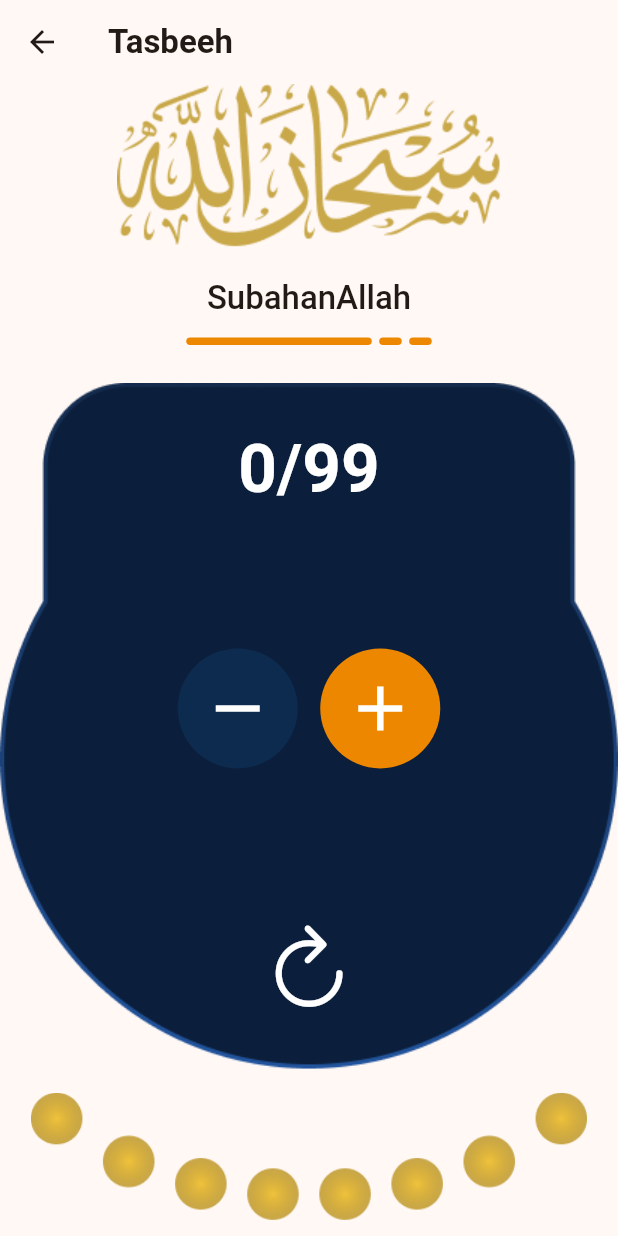
After one commit to IsmailHosenIsmailJames/mumin, a Flutter app: the TasbeehScreen screen opened by its route, on a phone screen of 412 x 824 dp. The commit adds this screen. Run offline on Flutter 3.47's test engine with Material 3 defaults, Android fonts, the phone set to English and light mode, and no system bars; our stand-ins replace gap, geolocator, get, webview_flutter.

Commit message:
tasbeeh_screen is complete

```diff
--- a/lib/main.dart
+++ b/lib/main.dart
@@ -4,6 +4,7 @@ import 'package:mumin/src/screens/about/about_page.dart';
 import 'package:mumin/src/screens/hajj/hajj_page.dart';
 import 'package:mumin/src/screens/home/home_page.dart';
 import 'package:mumin/src/screens/kalima/kalima_screen.dart';
+import 'package:mumin/src/screens/tasbeeh/tasbeeh_screen.dart';
 import 'package:mumin/src/theme/colors.dart';
 
 import 'src/screens/mosque_view/mosque_view.dart';
@@ -29,6 +30,7 @@ class MyApp extends StatelessWidget {
         GetPage(name: '/hajj', page: () => const HajjPage()),
         GetPage(name: '/kalima', page: () => const KalimaScreen()),
         GetPage(name: '/mosque', page: () => const MosqueScreen()),
+        GetPage(name: '/tasbeeh', page: () => const TasbeehScreen()),
       ],
       initialRoute: '/home',
       defaultTransition: Transition.leftToRight,
--- /dev/null
+++ b/lib/src/screens/tasbeeh/tasbeeh_screen.dart
@@ -0,0 +1,232 @@
+import 'package:flutter/cupertino.dart';
+import 'package:flutter/material.dart';
+import 'package:gap/gap.dart';
+import 'package:mumin/src/theme/colors.dart';
+import 'package:mumin/src/theme/shapes.dart';
+
+class AppColors {
+  static const Color bgColor = Color(0xFF007BFF);
+  static const Color blue = Color(0xFF0288D1);
+}
+
+class TasbeehScreen extends StatefulWidget {
+  const TasbeehScreen({super.key});
+
+  @override
+  TasbeehScreenState createState() => TasbeehScreenState();
+}
+
+class TasbeehScreenState extends State<TasbeehScreen> {
+  int tasbeehCount = 0;
+  int pageNumber = 0;
+  PageController pageController = PageController();
+
+  @override
+  Widget build(BuildContext context) {
+    return Scaffold(
+      appBar: AppBar(
+        elevation: 0,
+        title: const Text(
+          'Tasbeeh',
+          style: TextStyle(fontWeight: FontWeight.bold),
+        ),
+      ),
+      body: Column(
+        children: [
+          // Calligraphy Section
+          Center(
+            child: Image.asset(
+              'assets/images/calliography.png',
+              fit: BoxFit.contain,
+            ),
+          ),
+          const Gap(20),
+          SizedBox(
+            height: 30,
+            child: PageView(
+              controller: pageController,
+              onPageChanged: (value) {
+                setState(() {
+                  pageNumber = value;
+                });
+              },
+              children: [
+                Text(
+                  'SubahanAllah',
+                  style: Theme.of(
+                    context,
+                  ).textTheme.titleLarge?.copyWith(fontWeight: FontWeight.w500),
+                  textAlign: TextAlign.center,
+                ),
+                Text(
+                  'Allahu Akbar',
+                  style: Theme.of(
+                    context,
+                  ).textTheme.titleLarge?.copyWith(fontWeight: FontWeight.w500),
+                  textAlign: TextAlign.center,
+                ),
+                Text(
+                  'Alhamdulillah',
+                  style: Theme.of(
+                    context,
+                  ).textTheme.titleLarge?.copyWith(fontWeight: FontWeight.w500),
+                  textAlign: TextAlign.center,
+                ),
+              ],
+            ),
+          ),
+          const Gap(10),
+          Row(
+            mainAxisAlignment: MainAxisAlignment.center,
+            children: [
+              Container(
+                width:
+                    pageNumber == 0
+                        ? MediaQuery.of(context).size.width * 0.3
+                        : 15,
+                height: 5,
+                decoration: BoxDecoration(
+                  color: MyAppColors.primaryColor,
+                  borderRadius: MyAppShapes.borderRadius,
+                ),
+              ),
+              const SizedBox(width: 5),
+              Container(
+                width:
+                    pageNumber == 1
+                        ? MediaQuery.of(context).size.width * 0.3
+                        : 15,
+                height: 5,
+                decoration: BoxDecoration(
+                  color: MyAppColors.primaryColor,
+                  borderRadius: MyAppShapes.borderRadius,
+                ),
+              ),
+              const SizedBox(width: 5),
+              Container(
+                width:
+                    pageNumber == 2
+                        ? MediaQuery.of(context).size.width * 0.3
+                        : 15,
+                height: 5,
+                decoration: BoxDecoration(
+                  color: MyAppColors.primaryColor,
+                  borderRadius: MyAppShapes.borderRadius,
+                ),
+              ),
+            ],
+          ),
+          const Gap(10),
+
+          // Tasbeeh Section
+          Expanded(
+            child: Stack(
+              children: [
+                Image.asset(
+                  'assets/images/calculator_bg.png',
+                  fit: BoxFit.contain,
+                  height: double.infinity,
+                  width: double.infinity,
+                ),
+                Positioned.fill(
+                  child: Column(
+                    mainAxisAlignment: MainAxisAlignment.spaceAround,
+                    children: [
+                      RichText(
+                        text: TextSpan(
+                          style: Theme.of(context).textTheme.displayMedium
+                              ?.copyWith(fontWeight: FontWeight.w600),
+                          children: <TextSpan>[
+                            TextSpan(
+                              text: '$tasbeehCount',
+                              style: const TextStyle(color: Colors.white),
+                            ),
+                            const TextSpan(
+                              text: '/99',
+                              style: TextStyle(color: Colors.white),
+                            ),
+                          ],
+                        ),
+                      ),
+                      Row(
+                        mainAxisAlignment: MainAxisAlignment.center,
+                        children: [
+                          SizedBox(
+                            height: 80,
+                            width: 80,
+                            child: IconButton(
+                              style: IconButton.styleFrom(
+                                backgroundColor: Colors.blue.withValues(
+                                  alpha: 0.1,
+                                ),
+                              ),
+                              onPressed: () {
+                                setState(() {
+                                  if (tasbeehCount > 0) {
+                                    tasbeehCount--;
+                                  }
+                                });
+                              },
+                              icon: const Icon(
+                                Icons.remove,
+                                size: 50,
+                                color: Colors.white,
+                              ),
+                            ),
+                          ),
+                          const SizedBox(width: 15),
+                          SizedBox(
+                            height: 80,
+                            width: 80,
+                            child: IconButton(
+                              style: IconButton.styleFrom(
+                                backgroundColor: MyAppColors.primaryColor,
+                              ),
+                              onPressed: () {
+                                setState(() {
+                                  if (tasbeehCount < 99) {
+                                    tasbeehCount++;
+                                  }
+                                });
+                              },
+                              icon: const Icon(
+                                Icons.add,
+                                size: 50,
+                                color: Colors.white,
+                              ),
+                            ),
+                          ),
+                        ],
+                      ),
+                      IconButton(
+                        onPressed: () {
+                          setState(() {
+                            tasbeehCount = 0;
+                          });
+                        },
+                        icon: const Icon(
+                          CupertinoIcons.refresh,
+                          size: 60,
+                          color: Colors.white,
+                        ),
+                      ),
+                    ],
+                  ),
+                ),
+              ],
+            ),
+          ),
+          Align(
+            alignment: Alignment.bottomCenter,
+            child: Image.asset(
+              'assets/images/tasbeeh_icon.png',
+              fit: BoxFit.contain,
+              width: MediaQuery.of(context).size.width * 0.9,
+            ),
+          ),
+          const Gap(10),
+        ],
+      ),
+    );
+  }
+}
--- a/pubspec.yaml
+++ b/pubspec.yaml
@@ -20,6 +20,7 @@ dependencies:
   get: ^5.0.0-release-candidate-9.2.1
   geocoding: ^3.0.0
   webview_flutter: ^4.10.0
+  fluentui_system_icons: ^1.1.273
 
 dev_dependencies:
   flutter_test:
```
Also changed, not shown: pubspec.lock.
